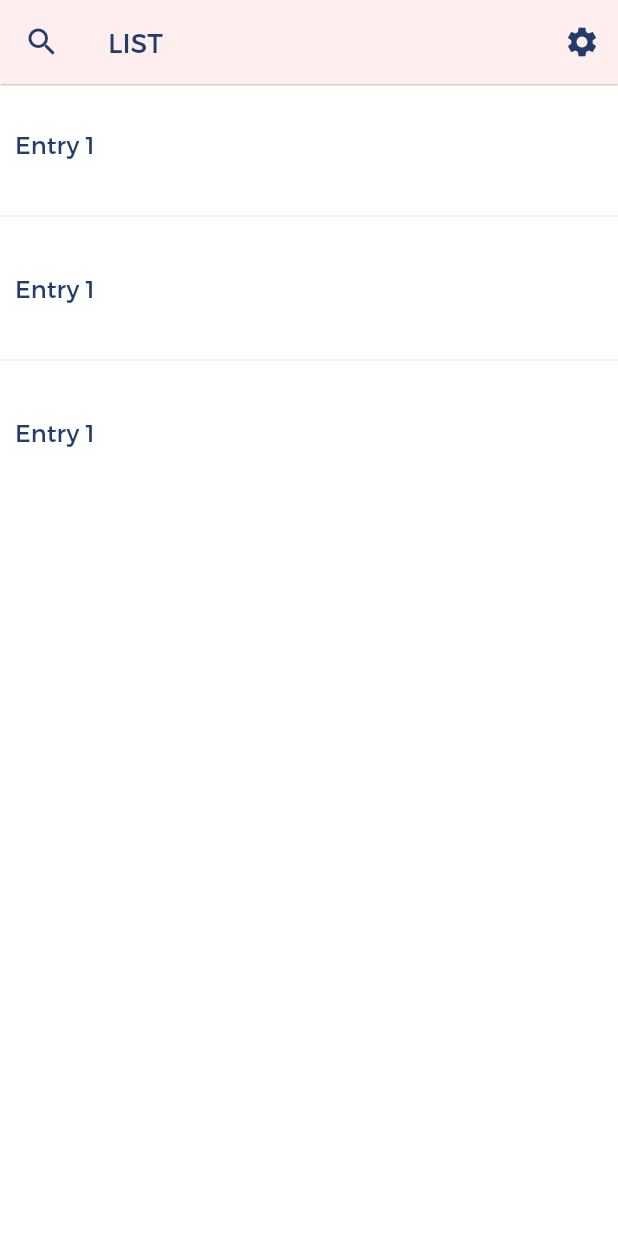
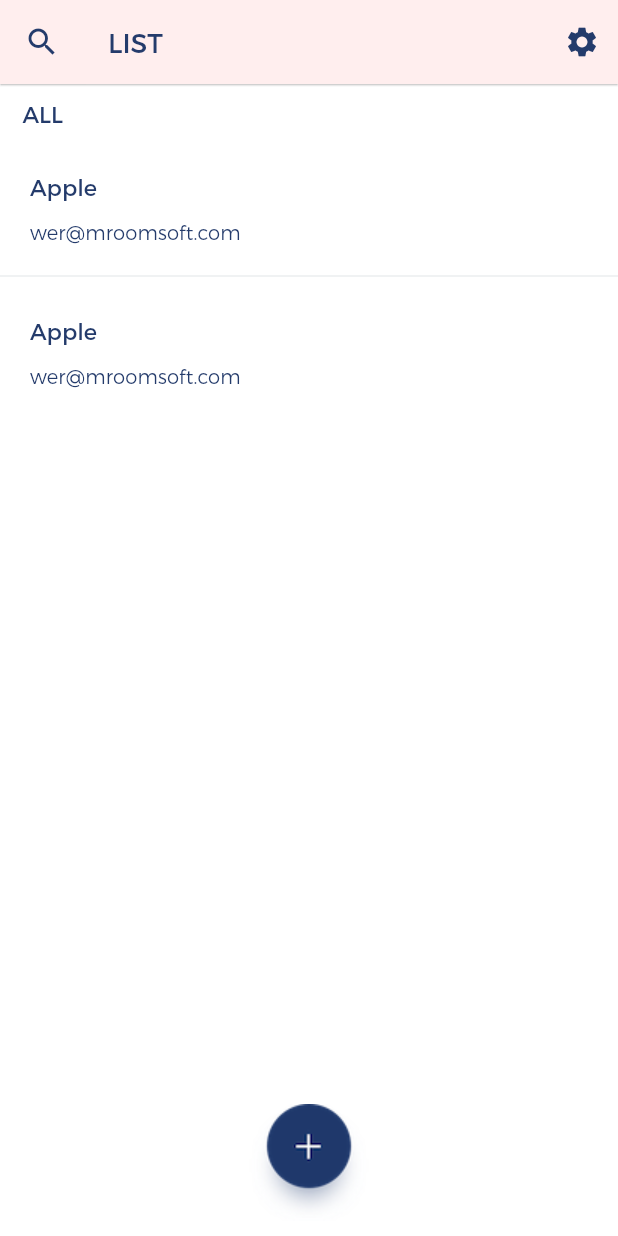
Before and after one commit to mroom-software/mr-pwd-mobile, a Flutter app: the ListScreen screen opened by its route, on a phone screen of 412 x 824 dp. Run offline on Flutter 3.47's test engine with Material 2 defaults, Android fonts, the phone set to English and light mode, and no system bars; drawn by our look-alikes of sticky_headers; our stand-ins replace dio, flutter_secure_storage, sqflite; missing offline and left inert: eosdart; accounts and stored records are empty.

Commit message:
Update UI for list screen

```diff
--- a/lib/data/db/db.dart
+++ b/lib/data/db/db.dart
@@ -27,6 +27,8 @@ class DB {
               name text,
               chainID text not null,
               network text default 'eos',
+              data text,
+              syncTime integer,
               password integer)
           ''');
         },
--- a/lib/screens/import.dart
+++ b/lib/screens/import.dart
@@ -13,7 +13,7 @@ class ImportScreen extends StatefulWidget {
 }
 
 class _ImportScreenState extends State<ImportScreen> {
-  final privController = TextEditingController(text: '');
+  final privController = TextEditingController(text: '5KPAbNBGkpQFcMnj4UdUWkFHtuVMSgCdNspPdgDbjV1q7YgQQr8');
   ComboboxWidget widgetTxtCombo = ComboboxWidget(lblLeading: 'EOS', lblContent: 'Mainnet');
 
   Future<void> btnNextClicked() async {
--- a/lib/screens/list.dart
+++ b/lib/screens/list.dart
@@ -1,3 +1,4 @@
+import 'package:blockpass/widgets/pwd_row_widget.dart';
 import 'package:sticky_headers/sticky_headers.dart';
 import 'package:blockpass/config/app.dart';
 import 'package:flutter/material.dart';
@@ -10,15 +11,19 @@ class ListScreen extends StatefulWidget {
 }
 
 class _ListScreenState extends State<ListScreen> {
-
-  List entries = ['1', '1', '1'];
+  List entries = [];
 
   @override
   void initState() {
-    print(app.user.toString());
+    loadEntries();
     super.initState();
   }
 
+  void loadEntries() {
+    setState(() {
+      entries = ['1', '2'];
+    });
+  }
 
   void btnSearchTouched() {
 
@@ -54,27 +59,50 @@ class _ListScreenState extends State<ListScreen> {
           ),
         ],
       ),
-      body: ListView.separated(
+      body: Stack(
+        children: <Widget>[
+          ListView.separated(
             itemCount: entries.length,
             itemBuilder: (BuildContext context, int index) {
+              if (index == 0) {
                 return GestureDetector(
-            child: Container(
-              color: Color.fromRGBO(255, 255, 255, 0),
-              padding: const EdgeInsets.all(10.0),
-              height: 80,
+                  child: new StickyHeader(
+                    header: new Container(
+                      height: 40.0,
+                      color: Colors.white,
+                      padding: new EdgeInsets.symmetric(horizontal: 15.0),
+                      alignment: Alignment.centerLeft,
                       child: Text(
-                'Entry ${entries[index]}',
-                style: TextStyle(
-                  fontSize: 16.0,
+                        'ALL',
+                        style: Theme.of(context).textTheme.body1,
                       ),
                     ),
-              alignment: Alignment(-1, 0),
+                    content: PwdRowWidget(),
                   ),
                   onTap: () => Navigator.pushNamed(context, '/add'),
                 );
+
+              } else {
+                return GestureDetector(
+                  child: PwdRowWidget(),
+                  onTap: () => Navigator.pushNamed(context, '/add'),
+                );
+              }
+
             },
             separatorBuilder: (BuildContext context, int index) => const Divider(color: Color.fromRGBO(108, 123, 138, 0.2)),
           ),
+          Container(
+            alignment: Alignment.bottomCenter,
+            padding: const EdgeInsets.symmetric(vertical: 10.0),
+            child: FlatButton(
+              onPressed: () => print('add pressed'),
+              child: Image.asset('assets/add.png'),
+            ),
+          ),
+        ],
+      ),
     );
   }
+
 }
--- a/lib/widgets/pwd_row_widget.dart
+++ b/lib/widgets/pwd_row_widget.dart
@@ -10,6 +10,34 @@ class PwdRowWidget extends StatefulWidget {
 class _PwdRowWidgetState extends State<PwdRowWidget> {
   @override
   Widget build(BuildContext context) {
-    return null;
+    return Container(
+      padding: const EdgeInsets.fromLTRB(20, 10, 10, 10),
+      color: Color(0xFFFFFF),
+      height: 80,
+      child: Column(
+        children: <Widget>[
+          Expanded(
+            flex: 5,
+            child: Align(
+              alignment: Alignment.centerLeft,
+              child: Text(
+                'Apple',
+                style: Theme.of(context).textTheme.body1,
+              ),
+            ),
+          ),
+          Expanded(
+            flex: 3,
+            child: Align(
+              alignment: Alignment.centerLeft,
+              child: Text(
+                'wer@mroomsoft.com',
+                style: Theme.of(context).textTheme.subtitle,
+              ),
+            ),
+          ),
+        ],
+      ),
+    );
   }
 }
--- a/pubspec.yaml
+++ b/pubspec.yaml
@@ -88,3 +88,4 @@ flutter:
 
   assets:
     - assets/touch_id.png
+    - assets/add.png
```
Also changed, not shown: lib/data/models/pwd.dart (added, +10 -0 lines), lib/data/models/user.dart (+8 -2 lines), assets/add.png (added). Lines whose indentation alone changed are shown as unchanged.
